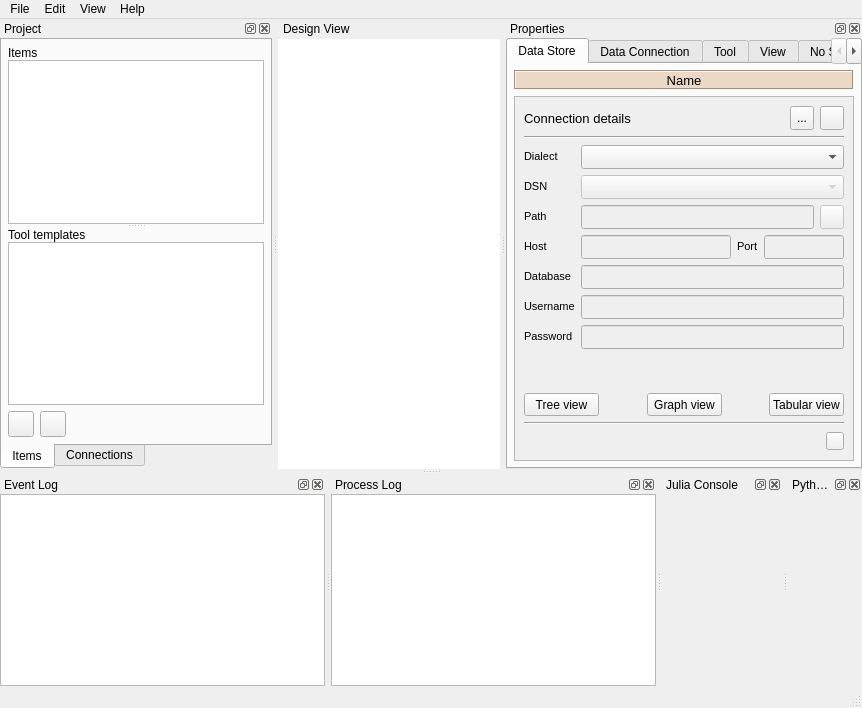
Old version of the form spinetoolbox/ui/mainwindow.ui in the repository spine-tools/Spine-Toolbox.
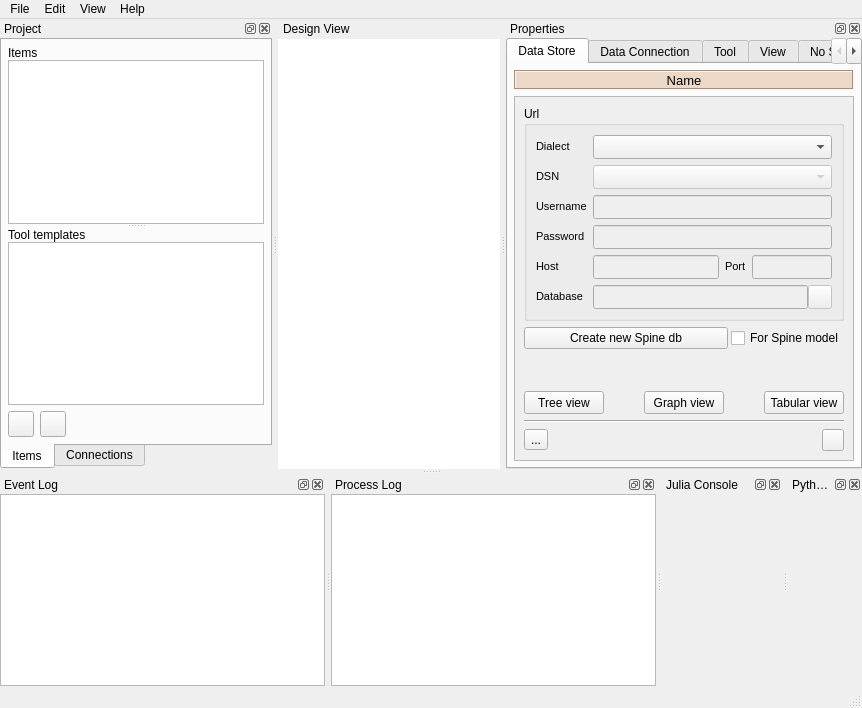
New version of the form. The open tabs and pages were chosen to show the change. Icons and pictures are not drawn. Custom widgets are drawn as their Qt base class.

Commit message: Try and fix issues with mainwindow

Patch:
```diff
--- a/spinetoolbox/ui/mainwindow.ui
+++ b/spinetoolbox/ui/mainwindow.ui
@@ -323,7 +323,7 @@
    <property name="minimumSize">
     <size>
      <width>356</width>
-     <height>182</height>
+     <height>256</height>
     </size>
    </property>
    <property name="windowTitle">
@@ -437,150 +437,21 @@
             <property name="geometry">
              <rect>
               <x>0</x>
-              <y>0</y>
-              <width>336</width>
-              <height>361</height>
+              <y>-29</y>
+              <width>334</width>
+              <height>347</height>
              </rect>
             </property>
             <layout class="QVBoxLayout" name="verticalLayout_15">
              <item>
-              <layout class="QHBoxLayout" name="horizontalLayout_12">
-               <item>
-                <widget class="QLabel" name="label_db_config">
-                 <property name="minimumSize">
-                  <size>
-                   <width>47</width>
-                   <height>0</height>
-                  </size>
-                 </property>
-                 <property name="font">
-                  <font>
-                   <pointsize>10</pointsize>
-                  </font>
-                 </property>
-                 <property name="text">
-                  <string>Connection details</string>
-                 </property>
-                 <property name="alignment">
-                  <set>Qt::AlignLeading|Qt::AlignLeft|Qt::AlignVCenter</set>
-                 </property>
-                </widget>
-               </item>
+              <widget class="QGroupBox" name="groupBox_3">
+               <property name="title">
+                <string>Url</string>
+               </property>
+               <layout class="QVBoxLayout" name="verticalLayout_26">
                <item>
-                <widget class="QToolButton" name="toolButton_copy_db_url">
-                 <property name="minimumSize">
-                  <size>
-                   <width>24</width>
-                   <height>24</height>
-                  </size>
-                 </property>
-                 <property name="maximumSize">
-                  <size>
-                   <width>24</width>
-                   <height>24</height>
-                  </size>
-                 </property>
-                 <property name="toolTip">
-                  <string>&lt;html&gt;&lt;head/&gt;&lt;body&gt;&lt;p&gt;Copy database url to clipboard&lt;/p&gt;&lt;/body&gt;&lt;/html&gt;</string>
-                 </property>
-                 <property name="text">
-                  <string>...</string>
-                 </property>
-                 <property name="icon">
-                  <iconset resource="resources/resources_icons.qrc">
-                   <normaloff>:/icons/copy.png</normaloff>:/icons/copy.png</iconset>
-                 </property>
-                </widget>
-               </item>
-               <item>
-                <widget class="QToolButton" name="toolButton_new_spine">
-                 <property name="sizePolicy">
-                  <sizepolicy hsizetype="Fixed" vsizetype="Fixed">
-                   <horstretch>0</horstretch>
-                   <verstretch>0</verstretch>
-                  </sizepolicy>
-                 </property>
-                 <property name="minimumSize">
-                  <size>
-                   <width>24</width>
-                   <height>24</height>
-                  </size>
-                 </property>
-                 <property name="maximumSize">
-                  <size>
-                   <width>24</width>
-                   <height>24</height>
-                  </size>
-                 </property>
-                 <property name="toolTip">
-                  <string>&lt;html&gt;&lt;head/&gt;&lt;body&gt;&lt;p&gt;Create new Spine (sqlite) database.&lt;/p&gt;&lt;/body&gt;&lt;/html&gt;</string>
-                 </property>
-                 <property name="icon">
-                  <iconset resource="resources/resources_icons.qrc">
-                   <normaloff>:/icons/Spine_db_icon.png</normaloff>:/icons/Spine_db_icon.png</iconset>
-                 </property>
-                 <property name="iconSize">
-                  <size>
-                   <width>16</width>
-                   <height>16</height>
-                  </size>
-                 </property>
-                 <property name="popupMode">
-                  <enum>QToolButton::InstantPopup</enum>
-                 </property>
-                </widget>
-               </item>
-              </layout>
-             </item>
-             <item>
-              <widget class="Line" name="line">
-               <property name="orientation">
-                <enum>Qt::Horizontal</enum>
-               </property>
-              </widget>
-             </item>
-             <item>
-              <layout class="QGridLayout" name="gridLayout">
-               <item row="5" column="1" colspan="2">
-                <widget class="QLineEdit" name="lineEdit_username">
-                 <property name="enabled">
-                  <bool>false</bool>
-                 </property>
-                 <property name="sizePolicy">
-                  <sizepolicy hsizetype="Expanding" vsizetype="Fixed">
-                   <horstretch>0</horstretch>
-                   <verstretch>0</verstretch>
-                  </sizepolicy>
-                 </property>
-                 <property name="minimumSize">
-                  <size>
-                   <width>0</width>
-                   <height>24</height>
-                  </size>
-                 </property>
-                 <property name="maximumSize">
-                  <size>
-                   <width>5000</width>
-                   <height>24</height>
-                  </size>
-                 </property>
-                 <property name="font">
-                  <font>
-                   <pointsize>8</pointsize>
-                  </font>
-                 </property>
-                 <property name="toolTip">
-                  <string>&lt;html&gt;&lt;head/&gt;&lt;body&gt;&lt;p&gt;Username (optional)&lt;/p&gt;&lt;/body&gt;&lt;/html&gt;</string>
-                 </property>
-                 <property name="placeholderText">
-                  <string/>
-                 </property>
-                 <property name="clearButtonEnabled">
-                  <bool>true</bool>
-                 </property>
-                </widget>
-               </item>
-               <item row="3" column="0">
+                 <layout class="QGridLayout" name="gridLayout_3">
+                  <item row="4" column="0">
                 <widget class="QLabel" name="label_host">
                  <property name="sizePolicy">
                   <sizepolicy hsizetype="Fixed" vsizetype="Fixed">
@@ -598,154 +469,8 @@
                  </property>
                 </widget>
                </item>
-               <item row="2" column="1" colspan="2">
-                <layout class="QHBoxLayout" name="horizontalLayout_6">
-                 <item>
-                  <widget class="CustomQLineEdit" name="lineEdit_SQLite_file">
-                   <property name="enabled">
-                    <bool>false</bool>
-                   </property>
-                   <property name="sizePolicy">
-                    <sizepolicy hsizetype="Expanding" vsizetype="Fixed">
-                     <horstretch>0</horstretch>
-                     <verstretch>0</verstretch>
-                    </sizepolicy>
-                   </property>
-                   <property name="minimumSize">
-                    <size>
-                     <width>0</width>
-                     <height>24</height>
-                    </size>
-                   </property>
-                   <property name="maximumSize">
-                    <size>
-                     <width>16777215</width>
-                     <height>24</height>
-                    </size>
-                   </property>
-                   <property name="font">
-                    <font>
-                     <pointsize>8</pointsize>
-                    </font>
-                   </property>
-                   <property name="cursor">
-                    <cursorShape>IBeamCursor</cursorShape>
-                   </property>
-                   <property name="placeholderText">
-                    <string/>
-                   </property>
-                  </widget>
-                 </item>
-                 <item>
-                  <widget class="QToolButton" name="toolButton_browse">
-                   <property name="enabled">
-                    <bool>false</bool>
-                   </property>
-                   <property name="sizePolicy">
-                    <sizepolicy hsizetype="Expanding" vsizetype="Fixed">
-                     <horstretch>0</horstretch>
-                     <verstretch>0</verstretch>
-                    </sizepolicy>
-                   </property>
-                   <property name="minimumSize">
-                    <size>
-                     <width>24</width>
-                     <height>24</height>
-                    </size>
-                   </property>
-                   <property name="maximumSize">
-                    <size>
-                     <width>24</width>
-                     <height>24</height>
-                    </size>
-                   </property>
-                  </widget>
-                 </item>
-                </layout>
-               </item>
-               <item row="4" column="1" colspan="2">
-                <widget class="QLineEdit" name="lineEdit_database">
-                 <property name="enabled">
-                  <bool>false</bool>
-                 </property>
-                 <property name="sizePolicy">
-                  <sizepolicy hsizetype="Expanding" vsizetype="Fixed">
-                   <horstretch>0</horstretch>
-                   <verstretch>0</verstretch>
-                  </sizepolicy>
-                 </property>
-                 <property name="minimumSize">
-                  <size>
-                   <width>0</width>
-                   <height>24</height>
-                  </size>
-                 </property>
-                 <property name="maximumSize">
-                  <size>
-                   <width>5000</width>
-                   <height>24</height>
-                  </size>
-                 </property>
-                 <property name="font">
-                  <font>
-                   <pointsize>8</pointsize>
-                  </font>
-                 </property>
-                 <property name="toolTip">
-                  <string>&lt;html&gt;&lt;head/&gt;&lt;body&gt;&lt;p&gt;Database (required)&lt;/p&gt;&lt;/body&gt;&lt;/html&gt;</string>
-                 </property>
-                 <property name="placeholderText">
-                  <string/>
-                 </property>
-                 <property name="clearButtonEnabled">
-                  <bool>true</bool>
-                 </property>
-                </widget>
-               </item>
-               <item row="6" column="1" colspan="2">
-                <widget class="QLineEdit" name="lineEdit_password">
-                 <property name="enabled">
-                  <bool>false</bool>
-                 </property>
-                 <property name="sizePolicy">
-                  <sizepolicy hsizetype="Expanding" vsizetype="Fixed">
-                   <horstretch>0</horstretch>
-                   <verstretch>0</verstretch>
-                  </sizepolicy>
-                 </property>
-                 <property name="minimumSize">
-                  <size>
-                   <width>0</width>
-                   <height>24</height>
-                  </size>
-                 </property>
-                 <property name="maximumSize">
-                  <size>
-                   <width>5000</width>
-                   <height>24</height>
-                  </size>
-                 </property>
-                 <property name="font">
-                  <font>
-                   <pointsize>8</pointsize>
-                  </font>
-                 </property>
-                 <property name="toolTip">
-                  <string>&lt;html&gt;&lt;head/&gt;&lt;body&gt;&lt;p&gt;Password (optional)&lt;/p&gt;&lt;/body&gt;&lt;/html&gt;</string>
-                 </property>
-                 <property name="echoMode">
-                  <enum>QLineEdit::Password</enum>
-                 </property>
-                 <property name="placeholderText">
-                  <string/>
-                 </property>
-                 <property name="clearButtonEnabled">
-                  <bool>true</bool>
-                 </property>
-                </widget>
-               </item>
-               <item row="0" column="1" colspan="2">
-                <layout class="QHBoxLayout" name="horizontalLayout_4">
+                  <item row="0" column="2" colspan="2">
+                   <layout class="QHBoxLayout" name="horizontalLayout_12">
                  <item>
                   <widget class="QComboBox" name="comboBox_dialect">
                    <property name="sizePolicy">
@@ -775,26 +500,8 @@
                  </item>
                 </layout>
                </item>
-               <item row="6" column="0">
-                <widget class="QLabel" name="label_password">
-                 <property name="sizePolicy">
-                  <sizepolicy hsizetype="Fixed" vsizetype="Fixed">
-                   <horstretch>0</horstretch>
-                   <verstretch>0</verstretch>
-                  </sizepolicy>
-                 </property>
-                 <property name="font">
-                  <font>
-                   <pointsize>8</pointsize>
-                  </font>
-                 </property>
-                 <property name="text">
-                  <string>Password</string>
-                 </property>
-                </widget>
-               </item>
-               <item row="3" column="1" colspan="2">
-                <layout class="QHBoxLayout" name="horizontalLayout_5">
+                  <item row="4" column="2" colspan="2">
+                   <layout class="QHBoxLayout" name="horizontalLayout_23">
                  <item>
                   <widget class="QLineEdit" name="lineEdit_host">
                    <property name="enabled">
@@ -908,25 +615,7 @@
                  </property>
                 </widget>
                </item>
-               <item row="2" column="0">
-                <widget class="QLabel" name="label_path">
-                 <property name="sizePolicy">
-                  <sizepolicy hsizetype="Fixed" vsizetype="Fixed">
-                   <horstretch>0</horstretch>
-                   <verstretch>0</verstretch>
-                  </sizepolicy>
-                 </property>
-                 <property name="font">
-                  <font>
-                   <pointsize>8</pointsize>
-                  </font>
-                 </property>
-                 <property name="text">
-                  <string>Path</string>
-                 </property>
-                </widget>
-               </item>
-               <item row="1" column="1" colspan="2">
+                  <item row="1" column="2" colspan="2">
                 <widget class="QComboBox" name="comboBox_dsn">
                  <property name="enabled">
                   <bool>false</bool>
@@ -956,24 +645,6 @@
                  </property>
                 </widget>
                </item>
-               <item row="4" column="0">
-                <widget class="QLabel" name="label_database">
-                 <property name="sizePolicy">
-                  <sizepolicy hsizetype="Fixed" vsizetype="Fixed">
-                   <horstretch>0</horstretch>
-                   <verstretch>0</verstretch>
-                  </sizepolicy>
-                 </property>
-                 <property name="font">
-                  <font>
-                   <pointsize>8</pointsize>
-                  </font>
-                 </property>
-                 <property name="text">
-                  <string>Database</string>
-                 </property>
-                </widget>
-               </item>
                <item row="0" column="0">
                 <widget class="QLabel" name="label_dialect">
                  <property name="sizePolicy">
@@ -998,7 +669,7 @@
                  </property>
                 </widget>
                </item>
-               <item row="5" column="0">
+                  <item row="2" column="0">
                 <widget class="QLabel" name="label_username">
                  <property name="sizePolicy">
                   <sizepolicy hsizetype="Fixed" vsizetype="Fixed">
@@ -1016,10 +687,245 @@
                  </property>
                 </widget>
                </item>
-              </layout>
-             </item>
+                  <item row="5" column="0">
+                   <widget class="QLabel" name="label_database">
+                    <property name="sizePolicy">
+                     <sizepolicy hsizetype="Fixed" vsizetype="Fixed">
+                      <horstretch>0</horstretch>
+                      <verstretch>0</verstretch>
+                     </sizepolicy>
+                    </property>
+                    <property name="font">
+                     <font>
+                      <pointsize>8</pointsize>
+                     </font>
+                    </property>
+                    <property name="text">
+                     <string>Database</string>
+                    </property>
+                   </widget>
+                  </item>
+                  <item row="3" column="0">
+                   <widget class="QLabel" name="label_password">
+                    <property name="sizePolicy">
+                     <sizepolicy hsizetype="Fixed" vsizetype="Fixed">
+                      <horstretch>0</horstretch>
+                      <verstretch>0</verstretch>
+                     </sizepolicy>
+                    </property>
+                    <property name="font">
+                     <font>
+                      <pointsize>8</pointsize>
+                     </font>
+                    </property>
+                    <property name="text">
+                     <string>Password</string>
+                    </property>
+                   </widget>
+                  </item>
+                  <item row="2" column="2" colspan="2">
+                   <widget class="QLineEdit" name="lineEdit_username">
+                    <property name="enabled">
+                     <bool>false</bool>
+                    </property>
+                    <property name="sizePolicy">
+                     <sizepolicy hsizetype="Expanding" vsizetype="Fixed">
+                      <horstretch>0</horstretch>
+                      <verstretch>0</verstretch>
+                     </sizepolicy>
+                    </property>
+                    <property name="minimumSize">
+                     <size>
+                      <width>0</width>
+                      <height>24</height>
+                     </size>
+                    </property>
+                    <property name="maximumSize">
+                     <size>
+                      <width>5000</width>
+                      <height>24</height>
+                     </size>
+                    </property>
+                    <property name="font">
+                     <font>
+                      <pointsize>8</pointsize>
+                     </font>
+                    </property>
+                    <property name="placeholderText">
+                     <string/>
+                    </property>
+                    <property name="clearButtonEnabled">
+                     <bool>true</bool>
+                    </property>
+                   </widget>
+                  </item>
+                  <item row="3" column="2" colspan="2">
+                   <widget class="QLineEdit" name="lineEdit_password">
+                    <property name="enabled">
+                     <bool>false</bool>
+                    </property>
+                    <property name="sizePolicy">
+                     <sizepolicy hsizetype="Expanding" vsizetype="Fixed">
+                      <horstretch>0</horstretch>
+                      <verstretch>0</verstretch>
+                     </sizepolicy>
+                    </property>
+                    <property name="minimumSize">
+                     <size>
+                      <width>0</width>
+                      <height>24</height>
+                     </size>
+                    </property>
+                    <property name="maximumSize">
+                     <size>
+                      <width>5000</width>
+                      <height>24</height>
+                     </size>
+                    </property>
+                    <property name="font">
+                     <font>
+                      <pointsize>8</pointsize>
+                     </font>
+                    </property>
+                    <property name="echoMode">
+                     <enum>QLineEdit::Password</enum>
+                    </property>
+                    <property name="placeholderText">
+                     <string/>
+                    </property>
+                    <property name="clearButtonEnabled">
+                     <bool>true</bool>
+                    </property>
+                   </widget>
+                  </item>
+                  <item row="5" column="2" colspan="2">
+                   <layout class="QHBoxLayout" name="horizontalLayout_24">
+                    <property name="spacing">
+                     <number>0</number>
+                    </property>
+                    <item>
+                     <widget class="CustomQLineEdit" name="lineEdit_database">
+                      <property name="enabled">
+                       <bool>false</bool>
+                      </property>
+                      <property name="sizePolicy">
+                       <sizepolicy hsizetype="Expanding" vsizetype="Fixed">
+                        <horstretch>0</horstretch>
+                        <verstretch>0</verstretch>
+                       </sizepolicy>
+                      </property>
+                      <property name="minimumSize">
+                       <size>
+                        <width>0</width>
+                        <height>24</height>
+                       </size>
+                      </property>
+                      <property name="maximumSize">
+                       <size>
+                        <width>16777215</width>
+                        <height>24</height>
+                       </size>
+                      </property>
+                      <property name="font">
+                       <font>
+                        <pointsize>8</pointsize>
+                       </font>
+                      </property>
+                      <property name="cursor">
+                       <cursorShape>IBeamCursor</cursorShape>
+                      </property>
+                      <property name="placeholderText">
+                       <string/>
+                      </property>
+                      <property name="clearButtonEnabled">
+                       <bool>true</bool>
+                      </property>
+                     </widget>
+                    </item>
+                    <item>
+                     <widget class="QToolButton" name="toolButton_open_sqlite_file">
+                      <property name="enabled">
+                       <bool>false</bool>
+                      </property>
+                      <property name="sizePolicy">
+                       <sizepolicy hsizetype="Expanding" vsizetype="Fixed">
+                        <horstretch>0</horstretch>
+                        <verstretch>0</verstretch>
+                       </sizepolicy>
+                      </property>
+                      <property name="minimumSize">
+                       <size>
+                        <width>24</width>
+                        <height>24</height>
+                       </size>
+                      </property>
+                      <property name="maximumSize">
+                       <size>
+                        <width>24</width>
+                        <height>24</height>
+                       </size>
+                      </property>
+                      <property name="toolTip">
+                       <string>&lt;html&gt;&lt;head/&gt;&lt;body&gt;&lt;p&gt;Open SQLite file.&lt;/p&gt;&lt;/body&gt;&lt;/html&gt;</string>
+                      </property>
+                      <property name="icon">
+                       <iconset resource="resources/resources_icons.qrc">
+                        <normaloff>:/icons/menu_icons/folder-open.svg</normaloff>:/icons/menu_icons/folder-open.svg</iconset>
+                      </property>
+                     </widget>
+                    </item>
+                   </layout>
+                  </item>
+                 </layout>
+                </item>
+               </layout>
+              </widget>
+             </item>
              <item>
-              <spacer name="verticalSpacer">
+              <layout class="QHBoxLayout" name="horizontalLayout_25">
+               <property name="spacing">
+                <number>3</number>
+               </property>
+               <item>
+                <widget class="QPushButton" name="pushButton_create_new_spine_db">
+                 <property name="sizePolicy">
+                  <sizepolicy hsizetype="Minimum" vsizetype="Fixed">
+                   <horstretch>2</horstretch>
+                   <verstretch>0</verstretch>
+                  </sizepolicy>
+                 </property>
+                 <property name="maximumSize">
+                  <size>
+                   <width>16777215</width>
+                   <height>23</height>
+                  </size>
+                 </property>
+                 <property name="toolTip">
+                  <string>&lt;html&gt;&lt;head/&gt;&lt;body&gt;&lt;p&gt;Create a new Spine database at the selected url or at a default one if the selected is not valid. &lt;/p&gt;&lt;/body&gt;&lt;/html&gt;</string>
+                 </property>
+                 <property name="text">
+                  <string>Create new Spine db</string>
+                 </property>
+                 <property name="icon">
+                  <iconset resource="resources/resources_icons.qrc">
+                   <normaloff>:/symbols/Spine_symbol.png</normaloff>:/symbols/Spine_symbol.png</iconset>
+                 </property>
+                </widget>
+               </item>
+               <item>
+                <widget class="QCheckBox" name="checkBox_for_spine_model">
+                 <property name="toolTip">
+                  <string>&lt;html&gt;&lt;head/&gt;&lt;body&gt;&lt;p&gt;Add specific data structure for Spine model to the new Spine database.&lt;/p&gt;&lt;/body&gt;&lt;/html&gt;</string>
+                 </property>
+                 <property name="text">
+                  <string>For Spine model</string>
+                 </property>
+                </widget>
+               </item>
+              </layout>
+             </item>
+             <item>
+              <spacer name="verticalSpacer_3">
                <property name="orientation">
                 <enum>Qt::Vertical</enum>
                </property>
@@ -1049,7 +955,7 @@
                  </property>
                  <property name="maximumSize">
                   <size>
-                   <width>75</width>
+                   <width>16777215</width>
                    <height>23</height>
                   </size>
                  </property>
@@ -1090,7 +996,7 @@
                  </property>
                  <property name="maximumSize">
                   <size>
-                   <width>75</width>
+                   <width>16777215</width>
                    <height>23</height>
                   </size>
                  </property>
@@ -1131,7 +1037,7 @@
                  </property>
                  <property name="maximumSize">
                   <size>
-                   <width>75</width>
+                   <width>16777215</width>
                    <height>23</height>
                   </size>
                  </property>
@@ -1155,7 +1061,21 @@
              <item>
               <layout class="QHBoxLayout" name="horizontalLayout_14">
                <item>
-                <spacer name="horizontalSpacer_9">
+                <widget class="QToolButton" name="toolButton_copy_url">
+                 <property name="toolTip">
+                  <string>&lt;html&gt;&lt;head/&gt;&lt;body&gt;&lt;p&gt;Copy current database url to clipboard.&lt;/p&gt;&lt;/body&gt;&lt;/html&gt;</string>
+                 </property>
+                 <property name="text">
+                  <string>...</string>
+                 </property>
+                 <property name="icon">
+                  <iconset resource="resources/resources_icons.qrc">
+                   <normaloff>:/icons/menu_icons/copy.svg</normaloff>:/icons/menu_icons/copy.svg</iconset>
+                 </property>
+                </widget>
+               </item>
+               <item>
+                <spacer name="horizontalSpacer_16">
                  <property name="orientation">
                   <enum>Qt::Horizontal</enum>
                  </property>
@@ -1175,16 +1095,10 @@
                    <verstretch>0</verstretch>
                   </sizepolicy>
                  </property>
-                 <property name="minimumSize">
-                  <size>
-                   <width>18</width>
-                   <height>18</height>
-                  </size>
-                 </property>
                  <property name="maximumSize">
                   <size>
-                   <width>18</width>
-                   <height>18</height>
+                   <width>22</width>
+                   <height>22</height>
                   </size>
                  </property>
                  <property name="toolTip">
```
Left out of the diff: 64 changed lines with no effect on the pictures. Lines whose indentation alone changed are shown as unchanged. The commit also changes 1 other file.
